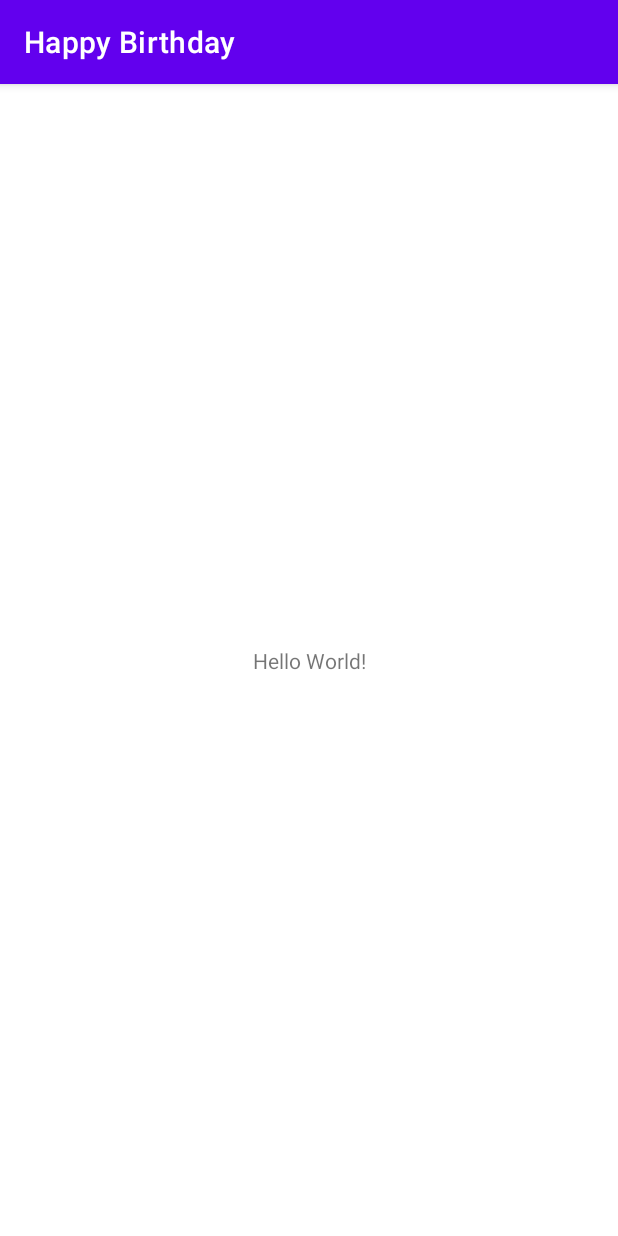
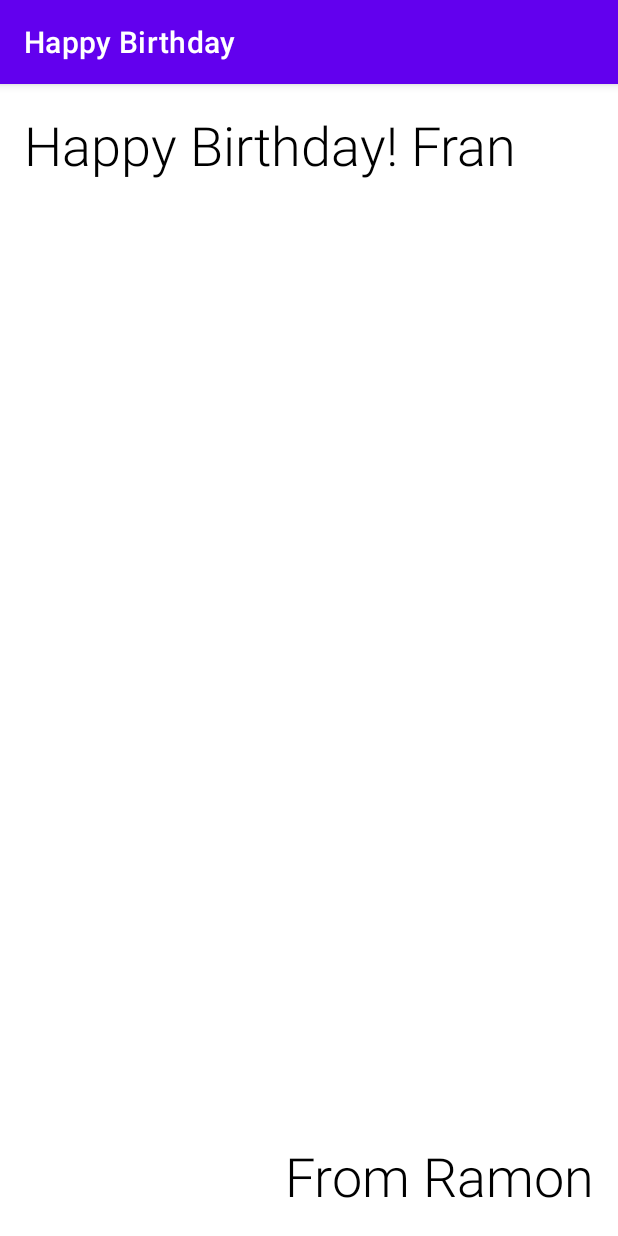
Before and after one commit to ramonmeira/HappyBirthday, an Android app: the screen it shows after launch (MainActivity), on a phone screen of 412 x 824 dp. Run offline under Robolectric (Android 15) with nearby library versions, the phone set to English and light mode, and no system bars.

Commit message:
First elements

```diff
--- a/app/src/main/res/layout/activity_main.xml
+++ b/app/src/main/res/layout/activity_main.xml
@@ -7,12 +7,28 @@
     tools:context=".MainActivity">
 
     <TextView
+        android:id="@+id/textView"
         android:layout_width="wrap_content"
         android:layout_height="wrap_content"
-        android:text="Hello World!"
-        app:layout_constraintBottom_toBottomOf="parent"
-        app:layout_constraintLeft_toLeftOf="parent"
-        app:layout_constraintRight_toRightOf="parent"
+        android:layout_marginStart="16dp"
+        android:layout_marginTop="16dp"
+        android:fontFamily="sans-serif-light"
+        android:text="Happy Birthday! Fran"
+        android:textColor="@android:color/black"
+        android:textSize="36sp"
+        app:layout_constraintStart_toStartOf="parent"
         app:layout_constraintTop_toTopOf="parent" />
 
+    <TextView
+        android:id="@+id/textView2"
+        android:layout_width="wrap_content"
+        android:layout_height="wrap_content"
+        android:layout_marginEnd="16dp"
+        android:layout_marginBottom="16dp"
+        android:fontFamily="sans-serif-light"
+        android:text="From Ramon"
+        android:textColor="@android:color/black"
+        android:textSize="36sp"
+        app:layout_constraintBottom_toBottomOf="parent"
+        app:layout_constraintEnd_toEndOf="parent" />
 </androidx.constraintlayout.widget.ConstraintLayout>
```
Also changed, not shown: 1 other file.
